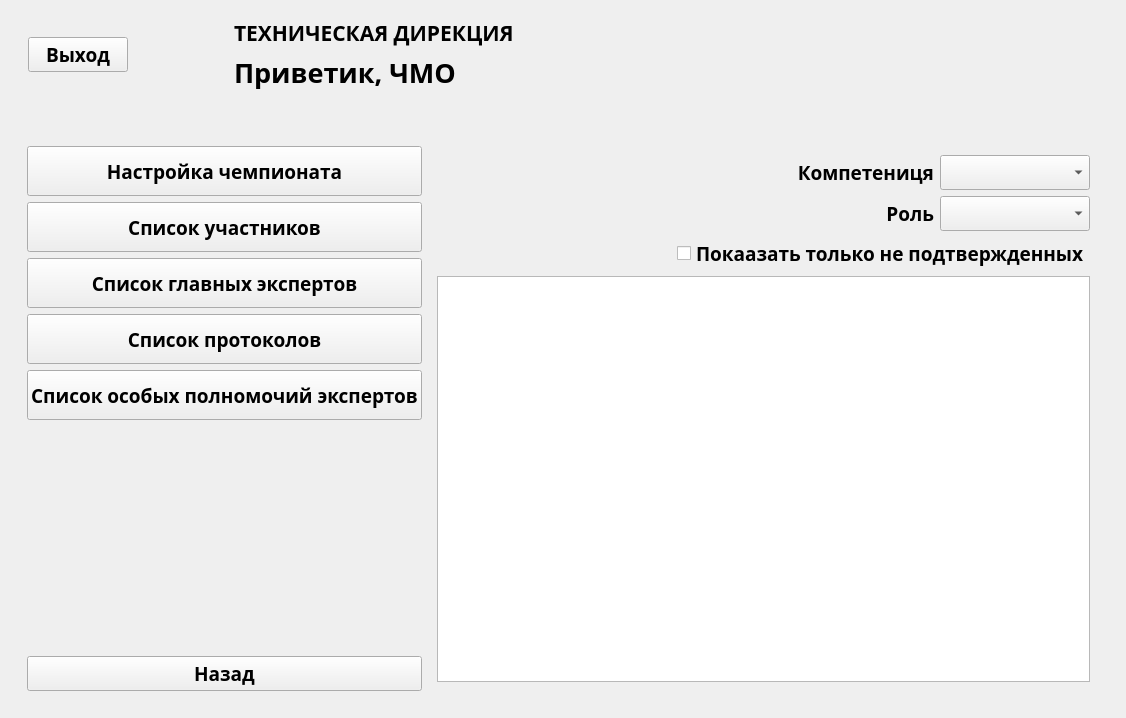
This is OrganizeForm.ui in faryek/KARELLO as Qt 5 draws it before an edit. The edited form follows.
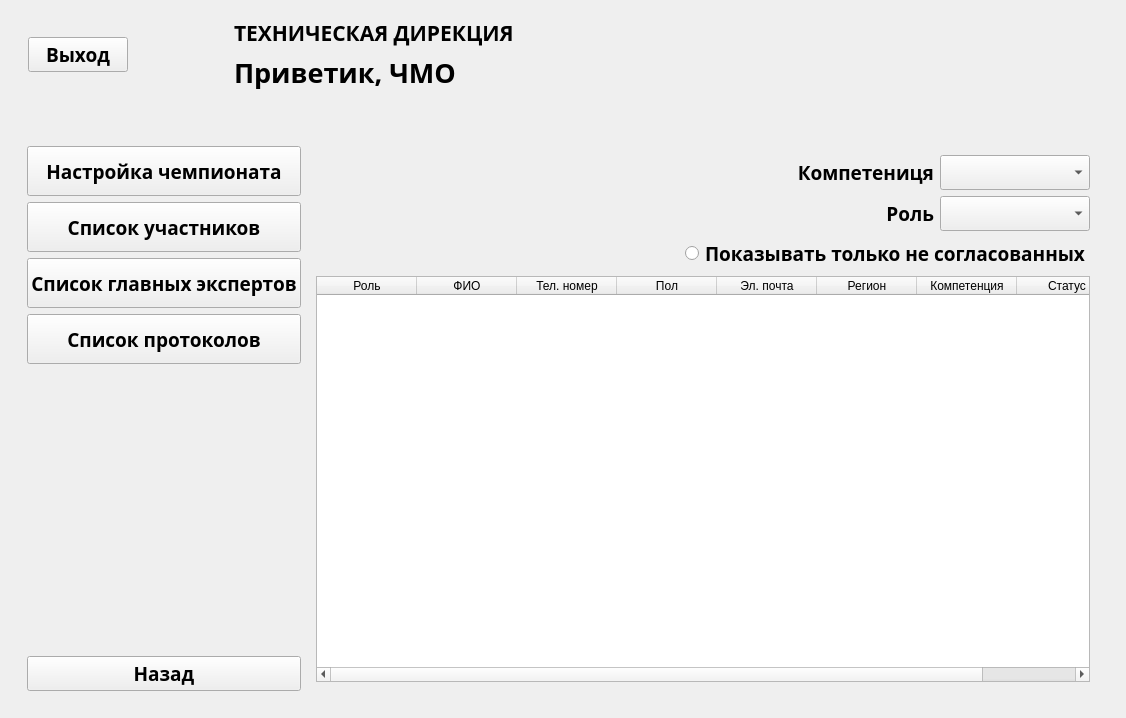
This is the edited form. The open tabs and pages were chosen to show the change. Icons and pictures are not drawn.

Diff of the .ui file:
```diff
--- a/OrganizeForm.ui
+++ b/OrganizeForm.ui
@@ -516,7 +516,6 @@
                    <font>
                     <family>Akrobat SemiBold</family>
                     <pointsize>14</pointsize>
-                    <weight>75</weight>
                     <bold>true</bold>
                    </font>
                   </property>
@@ -537,7 +536,6 @@
                    <font>
                     <family>Akrobat SemiBold</family>
                     <pointsize>14</pointsize>
-                    <weight>75</weight>
                     <bold>true</bold>
                    </font>
                   </property>
@@ -558,7 +556,6 @@
                    <font>
                     <family>Akrobat SemiBold</family>
                     <pointsize>14</pointsize>
-                    <weight>75</weight>
                     <bold>true</bold>
                    </font>
                   </property>
@@ -579,7 +576,6 @@
                    <font>
                     <family>Akrobat SemiBold</family>
                     <pointsize>14</pointsize>
-                    <weight>75</weight>
                     <bold>true</bold>
                    </font>
                   </property>
@@ -588,27 +584,6 @@
                   </property>
                  </widget>
                 </item>
-                <item>
-                 <widget class="QPushButton" name="permissionButton">
-                  <property name="minimumSize">
-                   <size>
-                    <width>250</width>
-                    <height>50</height>
-                   </size>
-                  </property>
-                  <property name="font">
-                   <font>
-                    <family>Akrobat SemiBold</family>
-                    <pointsize>14</pointsize>
-                    <weight>75</weight>
-                    <bold>true</bold>
-                   </font>
-                  </property>
-                  <property name="text">
-                   <string>Список особых полномочий экспертов</string>
-                  </property>
-                 </widget>
-                </item>
                 <item>
                  <spacer name="verticalSpacer_5">
                   <property name="orientation">
@@ -637,7 +612,6 @@
                    <font>
                     <family>Akrobat SemiBold</family>
                     <pointsize>14</pointsize>
-                    <weight>75</weight>
                     <bold>true</bold>
                    </font>
                   </property>
@@ -1077,23 +1051,16 @@
                          </spacer>
                         </item>
                         <item>
-                         <widget class="QCheckBox" name="showUnknownCheck">
-                          <property name="sizePolicy">
-                           <sizepolicy hsizetype="Fixed" vsizetype="Fixed">
-                            <horstretch>0</horstretch>
-                            <verstretch>0</verstretch>
-                           </sizepolicy>
-                          </property>
+                         <widget class="QRadioButton" name="showUnknownCheck">
                           <property name="font">
                            <font>
                             <family>Akrobat SemiBold</family>
                             <pointsize>14</pointsize>
-                            <weight>75</weight>
                             <bold>true</bold>
                            </font>
                           </property>
                           <property name="text">
-                           <string>Покаазать только не подтвержденных</string>
+                           <string>Показывать только не согласованных</string>
                           </property>
                          </widget>
                         </item>
@@ -1104,7 +1071,48 @@
                    </layout>
                   </item>
                   <item>
-                   <widget class="QTableWidget" name="memberTable"/>
+                   <widget class="QTableWidget" name="memberTable">
+                    <column>
+                     <property name="text">
+                      <string>Роль</string>
+                     </property>
+                    </column>
+                    <column>
+                     <property name="text">
+                      <string>ФИО</string>
+                     </property>
+                    </column>
+                    <column>
+                     <property name="text">
+                      <string>Тел. номер</string>
+                     </property>
+                    </column>
+                    <column>
+                     <property name="text">
+                      <string>Пол</string>
+                     </property>
+                    </column>
+                    <column>
+                     <property name="text">
+                      <string>Эл. почта</string>
+                     </property>
+                    </column>
+                    <column>
+                     <property name="text">
+                      <string>Регион</string>
+                     </property>
+                    </column>
+                    <column>
+                     <property name="text">
+                      <string>Компетенция</string>
+                     </property>
+                    </column>
+                    <column>
+                     <property name="text">
+                      <string>Статус</string>
+                     </property>
+                    </column>
+                   </widget>
                   </item>
                  </layout>
                 </widget>
```
Left out of the diff: 323 changed lines with no effect on the pictures.
